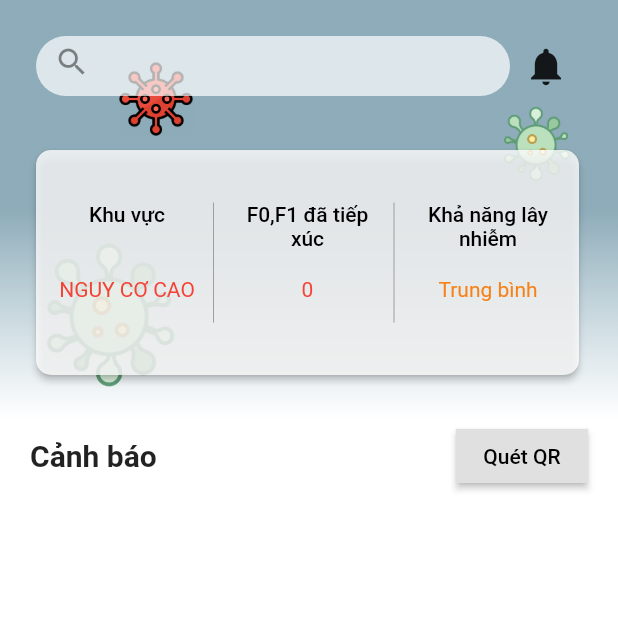
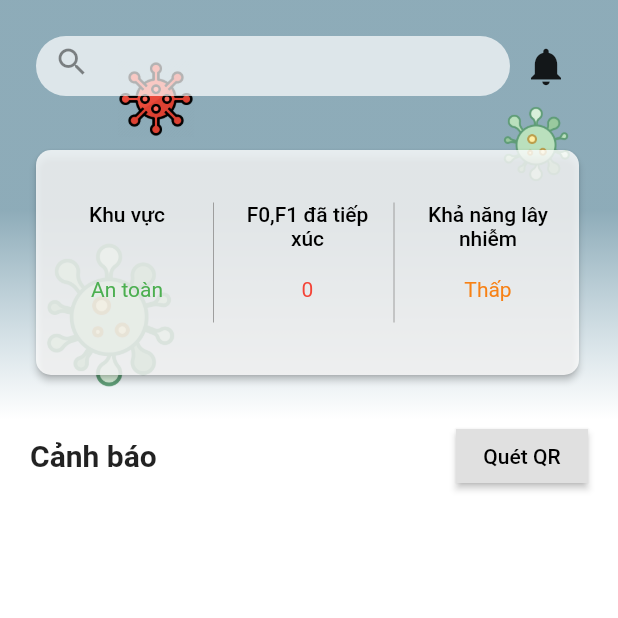
Before and after one commit to hiru-vn/corona-tracker, a Flutter app: the InfoPage screen opened directly, after a tap on the "notifications" icon, on a phone screen of 412 x 824 dp, the top half of it. Run offline on Flutter 3.47's test engine with Material 2 defaults, Android fonts, the phone set to English and light mode, and no system bars; our stand-ins replace audioplayers, curved_navigation_bar, device_preview, dio, firebase_auth, firebase_messaging and 11 more; missing offline and left inert: artemis, countdown_flutter, gql_exec, gql_http_link, gql_link, qr_code_scanner; accounts and stored records are empty; network calls fail; Roboto replaces fonts that are missing (Quicksand); statements that could not run were skipped.

Commit message:
update info page

```diff
--- a/lib/globals.dart
+++ b/lib/globals.dart
@@ -4,8 +4,9 @@ library Users;
   String username;
   int yearOfBirth;
   int phone;
-	int cityCode;
+	int cityCode = 92;
   String address;
+  int risk;
   //String baseURL = "http://172.16.14.198:3000";
 
   String baseURL = "http://10.0.2.2:3000";
--- a/lib/ui/pages/info_page.dart
+++ b/lib/ui/pages/info_page.dart
@@ -19,6 +19,9 @@ class _InfoPageState extends State<InfoPage>
   bool isLoading = true;
   List data;
   List stores = [];
+  dynamic city;
+  List<String> riskStr = ["An toàn", "Nguy cơ", "Nguy cơ cao", "Bùng phát dịch", "Dịch lan rộng"];
+  List<Color> colors = [Colors.green , Colors.yellow, Colors.orange, Colors.red, Colors.redAccent[700]];
 
   @override
   void initState() {
@@ -55,6 +58,31 @@ class _InfoPageState extends State<InfoPage>
     }
   }
 
+  Future<void> fetchCityData() async {
+    try {
+      var dio = Dio();
+      Response response;
+      String baseURL = globals.baseURL + "/city/getAll";
+      response = await dio.get(baseURL);
+      if (response.statusCode == 200) {
+        if (response.data['data'] != null) {
+          setState(() {
+            city = (response.data['data'] as List)
+                .firstWhere((element) => element["id"] == globals.cityCode);
+          });
+        }
+      }
+    } catch (e) {
+      print("false");
+      Alert(
+        context: context,
+        type: AlertType.error,
+        title: "có lỗi xảy ra",
+        desc: "Vui lòng kiểm tra ke noi mang",
+      ).show();
+    }
+  }
+
   Future<void> fetchData() async {
     try {
       var dio = Dio();
@@ -73,6 +101,11 @@ class _InfoPageState extends State<InfoPage>
                   (e["user2id"] == globals.id &&
                       e["user2infectlevel"] > e["user1infectlevel"]))
               .toList();
+          if (fixedData.length > 0) {
+            globals.risk = fixedData[0]["user1id"] == globals.id
+                ? fixedData[0]["user1infectlevel"]
+                : fixedData[0]["user2infectlevel"];
+          }
           for (int i = 0; i < fixedData.length; i++) {
             final store = await fetchStore(fixedData[i]["storeid"]);
             stores.add(store);
@@ -218,8 +251,8 @@ class _InfoPageState extends State<InfoPage>
                             Expanded(
                               child: InformationCard(
                                 title: "Khu vực",
-                                color: Colors.red,
-                                detail: "NGUY CƠ CAO",
+                                color: city!=null? colors[city["infectedLevel"]] : colors[0],
+                                detail: city!=null? riskStr[city["infectedLevel"]] : riskStr[0],
                               ),
                             ),
                             const SizedBox(
@@ -236,7 +269,17 @@ class _InfoPageState extends State<InfoPage>
                               child: InformationCard(
                                 title: "F0,F1 đã tiếp xúc ",
                                 color: Colors.red,
-                                detail: "0",
+                                detail: data != null
+                                    ? data
+                                        .where((element) =>
+                                            [0, 1].contains(
+                                                element["user2infectlevel"]) ||
+                                            [0, 1].contains(
+                                                element["user1infectlevel"]))
+                                        .toList()
+                                        .length
+                                        .toString()
+                                    : "0",
                               ),
                             ),
                             const SizedBox(
@@ -253,7 +296,9 @@ class _InfoPageState extends State<InfoPage>
                               child: InformationCard(
                                 title: "Khả năng lây nhiễm",
                                 color: kAbility,
-                                detail: "Trung bình",
+                                detail: globals.risk != null
+                                    ? "F${globals.risk}"
+                                    : "Thấp",
                               ),
                             ),
                           ],
@@ -325,7 +370,7 @@ class _InfoPageState extends State<InfoPage>
                                       child: DetailCard(
                                         content: "Có khả năng tiếp xúc với F" +
                                             curRisk.toString(),
-                                        dateTime: address??'',
+                                        dateTime: address ?? '',
                                         nameDiner: storeName,
                                         address: '',
                                       )),
```
